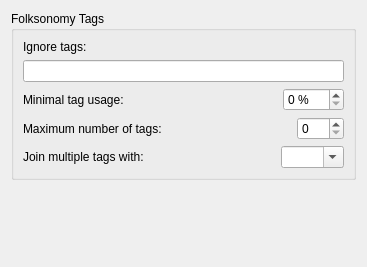
Before: the Qt Designer form ui/options_folksonomy.ui in lalinsky/picard-debian, drawn with Qt 5.
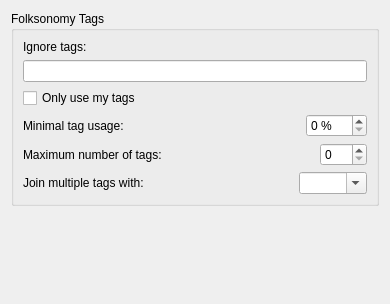
After: the same form once the commit is applied.

```diff
--- a/ui/options_folksonomy.ui
+++ b/ui/options_folksonomy.ui
@@ -5,17 +5,17 @@
    <rect>
     <x>0</x>
     <y>0</y>
-    <width>367</width>
-    <height>267</height>
+    <width>390</width>
+    <height>304</height>
    </rect>
   </property>
-  <layout class="QVBoxLayout" >
+  <layout class="QVBoxLayout" name="verticalLayout_2" >
    <item>
     <widget class="QGroupBox" name="rename_files_3" >
      <property name="title" >
       <string>Folksonomy Tags</string>
      </property>
-     <layout class="QVBoxLayout" >
+     <layout class="QVBoxLayout" name="verticalLayout" >
       <item>
        <widget class="QLabel" name="ignore_tags_2" >
         <property name="text" >
@@ -26,21 +26,19 @@
       <item>
        <widget class="QLineEdit" name="ignore_tags" />
       </item>
+      <item>
+       <widget class="QCheckBox" name="only_my_tags" >
+        <property name="text" >
+         <string>Only use my tags</string>
+        </property>
+       </widget>
+      </item>
       <item>
        <layout class="QHBoxLayout" >
         <property name="spacing" >
          <number>6</number>
         </property>
-        <property name="leftMargin" >
-         <number>0</number>
-        </property>
-        <property name="topMargin" >
-         <number>0</number>
-        </property>
-        <property name="rightMargin" >
-         <number>0</number>
-        </property>
-        <property name="bottomMargin" >
+        <property name="margin" >
          <number>0</number>
         </property>
         <item>
@@ -76,16 +74,7 @@
         <property name="spacing" >
          <number>6</number>
         </property>
-        <property name="leftMargin" >
-         <number>0</number>
-        </property>
-        <property name="topMargin" >
-         <number>0</number>
-        </property>
-        <property name="rightMargin" >
-         <number>0</number>
-        </property>
-        <property name="bottomMargin" >
+        <property name="margin" >
          <number>0</number>
         </property>
         <item>
@@ -118,16 +107,7 @@
         <property name="spacing" >
          <number>6</number>
         </property>
-        <property name="leftMargin" >
-         <number>0</number>
-        </property>
-        <property name="topMargin" >
-         <number>0</number>
-        </property>
-        <property name="rightMargin" >
-         <number>0</number>
-        </property>
-        <property name="bottomMargin" >
+        <property name="margin" >
          <number>0</number>
         </property>
         <item>
```
Left out of the diff: 2 changed lines with no effect on the pictures.
